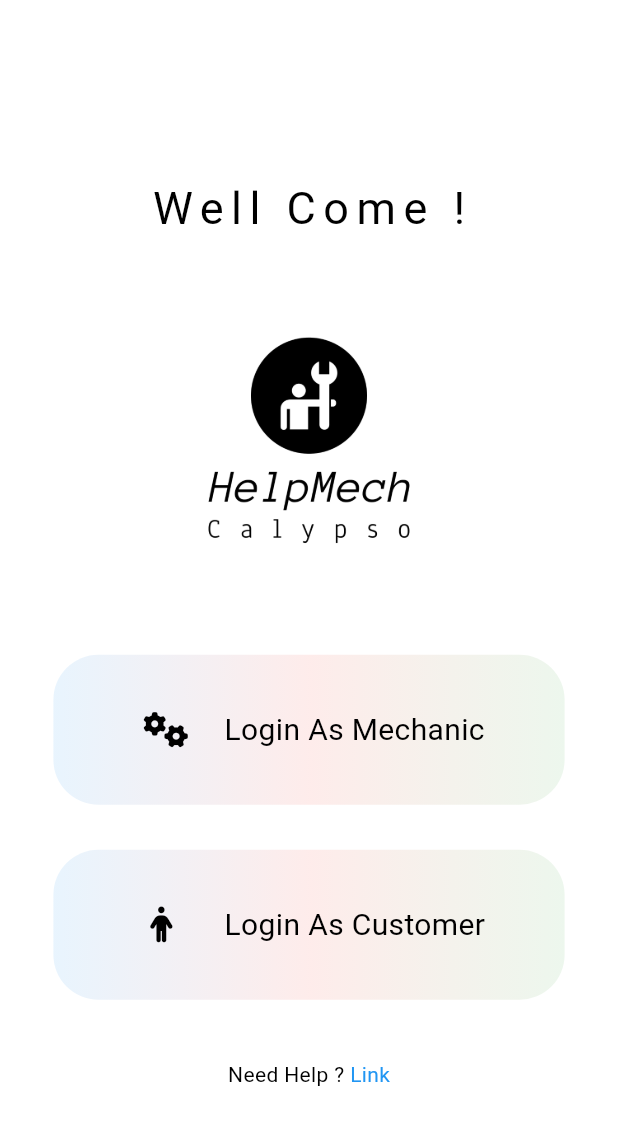
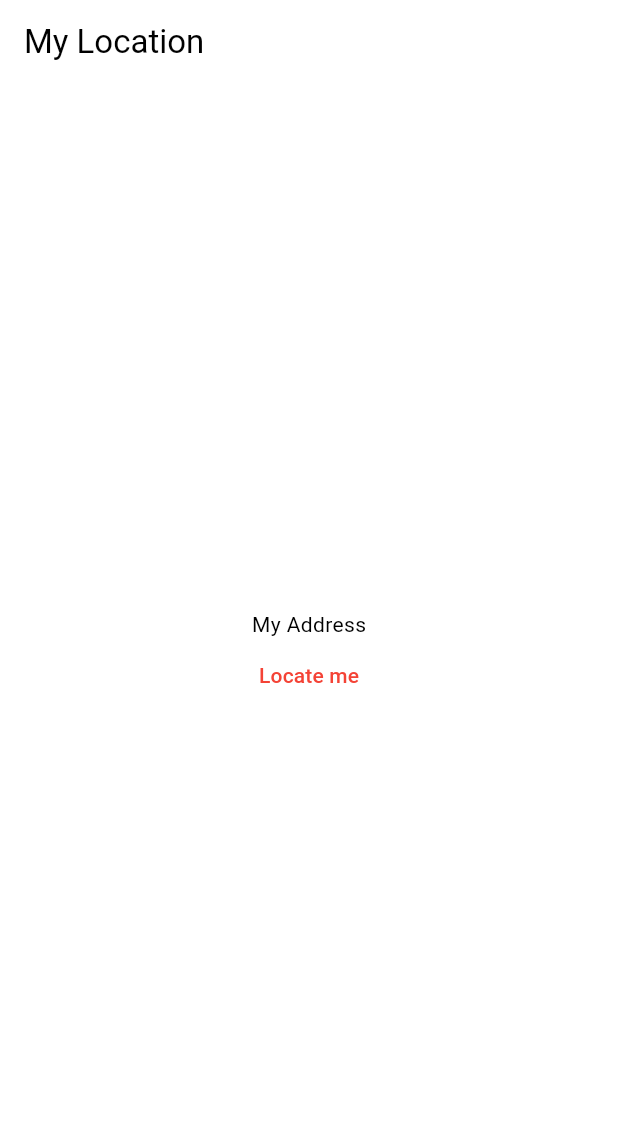
Before and after one commit to Innovate-at-Calypso/helpmech, a Flutter app: the screen it shows after launch, after a tap on "Login As Customer", on a phone screen of 412 x 824 dp. Shown: the top 1125 px of the screen. Run offline on Flutter 3.47's test engine with Material 3 defaults, Android fonts, the phone set to English and light mode, and no system bars; our stand-ins replace fluttertoast, font_awesome_flutter, geocoding, geolocator.

Commit message:
update screen

```diff
--- a/lib/Routes/app_pages.dart
+++ b/lib/Routes/app_pages.dart
@@ -1,11 +1,15 @@
 import 'package:flutter/material.dart';
 import 'package:helpmech/Routes/routes.dart';
 import 'package:helpmech/Screens/SplashScreens/Splash.dart';
+import 'package:helpmech/Screens/SplashScreens/error_page.dart';
 import 'package:helpmech/Screens/SplashScreens/selection_screen.dart';
+import 'package:helpmech/Screens/User_Splash/Home/home_page.dart';
 
 class AppPages {
   static Map<String, WidgetBuilder> route = {
     Routes.splash: (context) => Splash(),
     Routes.selectScreen: (context) => SelectScreen(),
+    Routes.homePage: (context) => HomePage(),
+    Routes.errorPage: (context) => ErrorPage(),
   };
 }
--- a/lib/Routes/routes.dart
+++ b/lib/Routes/routes.dart
@@ -1,4 +1,6 @@
 class Routes {
   static String splash = '/splash';
   static String selectScreen = '/selectScreen';
+  static String homePage = '/homePage';
+  static String errorPage = '/errorPage';
 }
--- a/lib/Screens/SplashScreens/selection_screen.dart
+++ b/lib/Screens/SplashScreens/selection_screen.dart
@@ -1,5 +1,6 @@
 import 'package:flutter/material.dart';
 import 'package:font_awesome_flutter/font_awesome_flutter.dart';
+import 'package:helpmech/Routes/routes.dart';
 import 'package:helpmech/Utils/Widget/customButton.dart';
 import 'package:helpmech/Utils/app_images.dart';
 
@@ -50,8 +51,9 @@ class _SelectScreenState extends State<SelectScreen> {
               SizedBox(
                 height: 10,
               ),
-              CustomButton("Login As Customer", FontAwesomeIcons.person, () {},
-                  screenWidth, context),
+              CustomButton("Login As Customer", FontAwesomeIcons.person, () {
+                Navigator.pushReplacementNamed(context, Routes.homePage);
+              }, screenWidth, context),
               SizedBox(
                 height: 30,
               ),
--- /dev/null
+++ b/lib/Screens/User_Splash/Home/home_page.dart
@@ -0,0 +1,88 @@
+import 'package:flutter/material.dart';
+import 'package:fluttertoast/fluttertoast.dart';
+import 'package:geocoding/geocoding.dart';
+import 'package:geolocator/geolocator.dart';
+
+class HomePage extends StatefulWidget {
+  const HomePage({super.key});
+
+  @override
+  State<HomePage> createState() => _HomePageState();
+}
+
+class _HomePageState extends State<HomePage> {
+  String currentAddress = 'My Address';
+
+  Future<void> _determinePosition() async {
+    bool serviceEnabled;
+    LocationPermission permission;
+    Position currentPosition;
+
+    serviceEnabled = await Geolocator.isLocationServiceEnabled();
+    if (!serviceEnabled) {
+      Fluttertoast.showToast(msg: 'Please enable your location service');
+      return;
+    }
+
+    permission = await Geolocator.checkPermission();
+    if (permission == LocationPermission.denied) {
+      permission = await Geolocator.requestPermission();
+      if (permission == LocationPermission.denied) {
+        Fluttertoast.showToast(msg: 'Location permissions are denied');
+        return;
+      }
+    }
+
+    if (permission == LocationPermission.deniedForever) {
+      Fluttertoast.showToast(
+        msg:
+            'Location permissions are permanently denied, we cannot request permissions.',
+      );
+      return;
+    }
+
+    Position position = await Geolocator.getCurrentPosition(
+      desiredAccuracy: LocationAccuracy.high,
+    );
+
+    try {
+      List<Placemark> placemarks = await placemarkFromCoordinates(
+        position.latitude,
+        position.longitude,
+      );
+      Placemark place = placemarks[0];
+
+      setState(() {
+        currentPosition = position;
+        currentAddress =
+            "${place.locality}, ${place.postalCode}, ${place.country}";
+      });
+    } catch (e) {
+      print(e);
+    }
+  }
+
+  @override
+  Widget build(BuildContext context) {
+    return Scaffold(
+      appBar: AppBar(
+        title: const Text('My Location'),
+      ),
+      body: Center(
+        child: Column(
+          mainAxisAlignment: MainAxisAlignment.center,
+          children: [
+            Text(currentAddress ?? ''),
+            TextButton(
+              onPressed: _determinePosition,
+              child: const Text(
+                'Locate me',
+                style: TextStyle(color: Colors.red),
+              ),
+            ),
+          ],
+        ),
+      ),
+    );
+  }
+}
--- a/lib/main.dart
+++ b/lib/main.dart
@@ -3,7 +3,8 @@ import 'package:helpmech/Routes/app_pages.dart';
 import 'package:helpmech/Routes/routes.dart';
 import 'package:helpmech/Theme/theme.dart';
 
-void main() {
+Future<void> main() async {
+  WidgetsFlutterBinding.ensureInitialized();
   runApp(MyApp());
 }
 
```
Also changed, not shown: lib/Screens/SplashScreens/error_page.dart (added, +19 -0 lines), pubspec.yaml (+11 -0 lines), Assets/Images/applogo.png (added), pubspec.lock, 35 other files.
